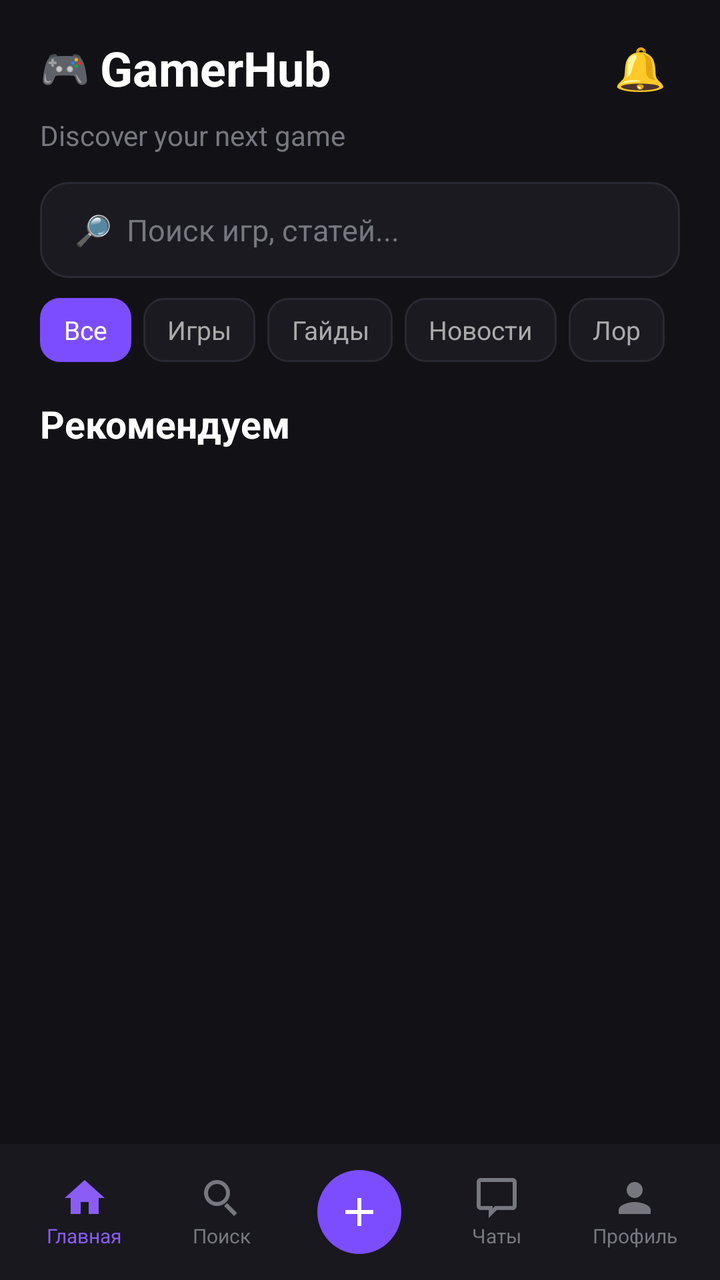
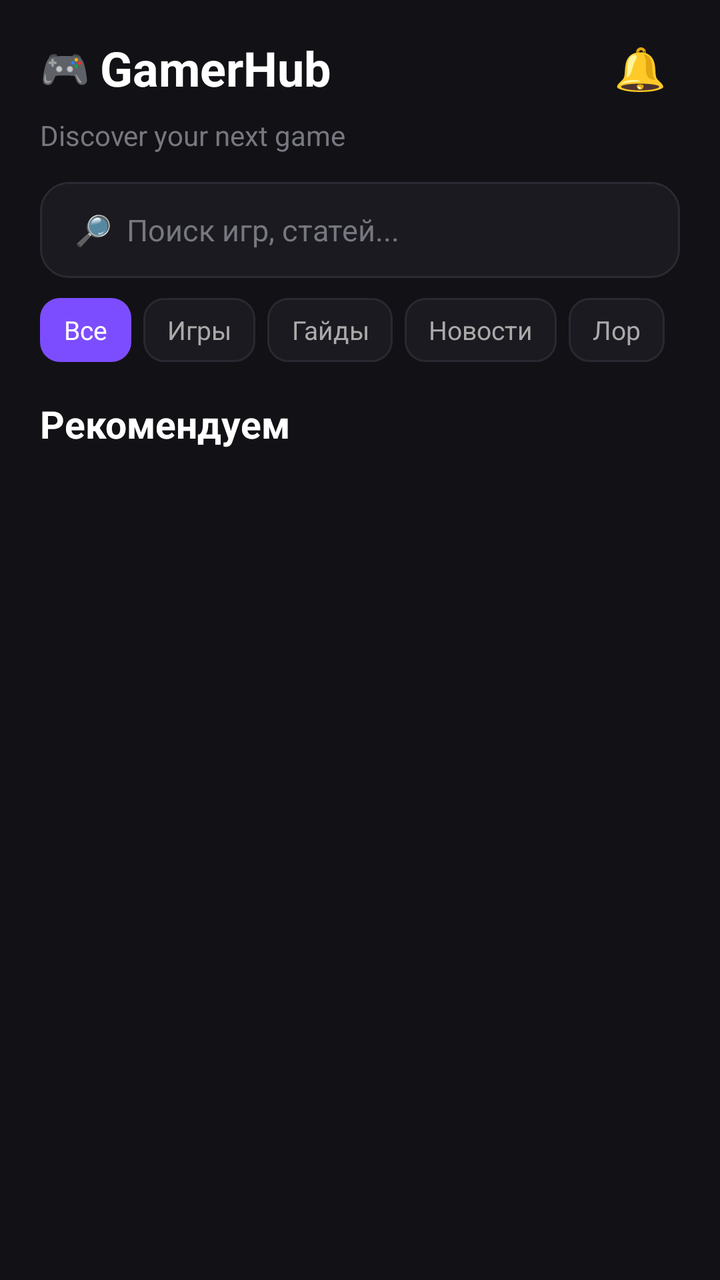

Two renders of the same Android screen: before a commit and after it. Below are the layout's source before the change and the commit's diff.
<!-- AndroidManifest.xml: application theme Theme.GamerHub -->
<!-- res/layout/screen_home.xml -->
<?xml version="1.0" encoding="utf-8"?>
<androidx.constraintlayout.widget.ConstraintLayout xmlns:android="http://schemas.android.com/apk/res/android"
    xmlns:app="http://schemas.android.com/apk/res-auto"
    xmlns:tools="http://schemas.android.com/tools"
    android:id="@+id/main"
    android:layout_width="match_parent"
    android:layout_height="match_parent"
    android:background="#121216"
    tools:context=".MainActivity">

    <LinearLayout
        android:id="@+id/header"
        android:layout_width="0dp"
        android:layout_height="wrap_content"
        android:orientation="vertical"
        android:paddingStart="20dp"
        android:paddingEnd="20dp"
        android:paddingTop="14dp"
        android:paddingBottom="8dp"

        app:layout_constraintTop_toTopOf="parent"
        app:layout_constraintStart_toStartOf="parent"
        app:layout_constraintEnd_toEndOf="parent">

        
        <LinearLayout
            android:layout_width="match_parent"
            android:layout_height="wrap_content"
            android:orientation="horizontal"
            android:gravity="center_vertical">

            <LinearLayout
                android:layout_width="0dp"
                android:layout_height="wrap_content"
                android:layout_weight="1"
                android:orientation="horizontal"
                android:gravity="center_vertical">

                <TextView
                    android:id="@+id/logoGamepad"
                    android:layout_width="wrap_content"
                    android:layout_height="wrap_content"
                    android:text="🎮"
                    android:textSize="20sp" />

                <TextView
                    android:id="@+id/logoText"
                    android:layout_width="wrap_content"
                    android:layout_height="wrap_content"
                    android:layout_marginStart="5dp"
                    android:text="GamerHub"
                    android:textColor="#FFFFFF"
                    android:textSize="24sp"
                    android:textStyle="bold" />

            </LinearLayout>

            <TextView
                android:id="@+id/notifications"
                android:layout_width="40dp"
                android:layout_height="40dp"
                android:gravity="center"
                android:text="🔔"
                android:textSize="21sp" />

        </LinearLayout>

        
        <TextView
            android:layout_width="wrap_content"
            android:layout_height="wrap_content"
            android:layout_marginTop="4dp"
            android:text="Discover your next game"
            android:textColor="#777780"
            android:textSize="14sp" />

        
        <EditText
            android:id="@+id/search"
            android:layout_width="match_parent"
            android:layout_height="48dp"
            android:layout_marginTop="14dp"
            android:background="@drawable/bg_search"
            android:hint="  🔎  Поиск игр, статей..."
            android:textColor="#FFFFFF"
            android:textColorHint="#777780"
            android:textSize="15sp"
            android:singleLine="true"
            android:paddingStart="10dp"
            android:paddingEnd="10dp" />

        <HorizontalScrollView
            android:layout_width="match_parent"
            android:layout_height="wrap_content"
            android:layout_marginTop="10dp"
            android:scrollbars="none">

            <LinearLayout
                android:layout_width="wrap_content"
                android:layout_height="wrap_content"
                android:orientation="horizontal">

                <TextView
                    android:id="@+id/category_all"
                    android:layout_width="wrap_content"
                    android:layout_height="32dp"
                    android:layout_marginEnd="6dp"
                    android:background="@drawable/bg_category_active"
                    android:gravity="center"
                    android:paddingStart="12dp"
                    android:paddingEnd="12dp"
                    android:text="Все"
                    android:textColor="#FFFFFF"
                    android:textSize="13sp" />

                <TextView
                    android:id="@+id/category_games"
                    android:layout_width="wrap_content"
                    android:layout_height="32dp"
                    android:layout_marginEnd="6dp"
                    android:background="@drawable/bg_category"
                    android:gravity="center"
                    android:paddingStart="12dp"
                    android:paddingEnd="12dp"
                    android:text="Игры"
                    android:textColor="#AAAAAA"
                    android:textSize="13sp" />

                <TextView
                    android:id="@+id/category_guides"
                    android:layout_width="wrap_content"
                    android:layout_height="32dp"
                    android:layout_marginEnd="6dp"
                    android:background="@drawable/bg_category"
                    android:gravity="center"
                    android:paddingStart="12dp"
                    android:paddingEnd="12dp"
                    android:text="Гайды"
                    android:textColor="#AAAAAA"
                    android:textSize="13sp" />

                <TextView
                    android:id="@+id/category_news"
                    android:layout_width="wrap_content"
                    android:layout_height="32dp"
                    android:layout_marginEnd="6dp"
                    android:background="@drawable/bg_category"
                    android:gravity="center"
                    android:paddingStart="12dp"
                    android:paddingEnd="12dp"
                    android:text="Новости"
                    android:textColor="#AAAAAA"
                    android:textSize="13sp" />

                <TextView
                    android:id="@+id/category_lore"
                    android:layout_width="wrap_content"
                    android:layout_height="32dp"
                    android:background="@drawable/bg_category"
                    android:gravity="center"
                    android:paddingStart="12dp"
                    android:paddingEnd="12dp"
                    android:text="Лор"
                    android:textColor="#AAAAAA"
                    android:textSize="13sp" />

            </LinearLayout>

        </HorizontalScrollView>

        
        <TextView
            android:layout_width="wrap_content"
            android:layout_height="wrap_content"
            android:layout_marginTop="18dp"
            android:text="Рекомендуем"
            android:textColor="#FFFFFF"
            android:textSize="19sp"
            android:textStyle="bold" />

    </LinearLayout>

    <androidx.recyclerview.widget.RecyclerView
        android:id="@+id/gamesRecyclerView"
        android:layout_width="0dp"
        android:layout_height="0dp"

        app:layout_constraintTop_toBottomOf="@id/header"
        app:layout_constraintBottom_toTopOf="@id/navigation"
        app:layout_constraintStart_toStartOf="parent"
        app:layout_constraintEnd_toEndOf="parent" />



    <LinearLayout
        android:id="@+id/navigation"
        android:layout_width="0dp"
        android:layout_height="68dp"
        android:orientation="horizontal"
        android:gravity="center_vertical"
        android:background="#18181E"
        android:paddingStart="8dp"
        android:paddingEnd="8dp"
        app:layout_constraintBottom_toBottomOf="parent"
        app:layout_constraintStart_toStartOf="parent"
        app:layout_constraintEnd_toEndOf="parent">

        
        <LinearLayout
            android:layout_width="0dp"
            android:layout_height="match_parent"
            android:layout_weight="1"
            android:orientation="vertical"
            android:gravity="center">

            <ImageView
                android:layout_width="24dp"
                android:layout_height="24dp"
                android:src="@drawable/nav_home"
                android:contentDescription="Главная" />

            <TextView
                android:layout_width="wrap_content"
                android:layout_height="wrap_content"
                android:text="Главная"
                android:textColor="#8B5CF6"
                android:textSize="10sp" />

        </LinearLayout>


        
        <LinearLayout
            android:layout_width="0dp"
            android:layout_height="match_parent"
            android:layout_weight="1"
            android:orientation="vertical"
            android:gravity="center">

            <ImageView
                android:layout_width="24dp"
                android:layout_height="24dp"
                android:src="@drawable/nav_search"
                android:contentDescription="Поиск" />

            <TextView
                android:layout_width="wrap_content"
                android:layout_height="wrap_content"
                android:text="Поиск"
                android:textColor="#777780"
                android:textSize="10sp" />

        </LinearLayout>


        
        <LinearLayout
            android:layout_width="0dp"
            android:layout_height="match_parent"
            android:layout_weight="1"
            android:orientation="vertical"
            android:gravity="center">

            <ImageView
                android:layout_width="42dp"
                android:layout_height="42dp"
                android:src="@drawable/nav_add"
                android:padding="9dp"
                android:background="@drawable/bg_create_button"
                android:contentDescription="Создать" />

        </LinearLayout>


        
        <LinearLayout
            android:layout_width="0dp"
            android:layout_height="match_parent"
            android:layout_weight="1"
            android:orientation="vertical"
            android:gravity="center">

            <ImageView
                android:layout_width="24dp"
                android:layout_height="24dp"
                android:src="@drawable/nav_chat"
                android:contentDescription="Чаты" />

            <TextView
                android:layout_width="wrap_content"
                android:layout_height="wrap_content"
                android:text="Чаты"
                android:textColor="#777780"
                android:textSize="10sp" />

        </LinearLayout>


        
        <LinearLayout
            android:layout_width="0dp"
            android:layout_height="match_parent"
            android:layout_weight="1"
            android:orientation="vertical"
            android:gravity="center">

            <ImageView
                android:layout_width="24dp"
                android:layout_height="24dp"
                android:src="@drawable/nav_person"
                android:contentDescription="Профиль" />

            <TextView
                android:layout_width="wrap_content"
                android:layout_height="wrap_content"
                android:text="Профиль"
                android:textColor="#777780"
                android:textSize="10sp" />

        </LinearLayout>

    </LinearLayout>

</androidx.constraintlayout.widget.ConstraintLayout>
<!-- resources referenced by this layout -->
<resources>
  <!-- drawable bg_category (drawable) -->
  <?xml version="1.0" encoding="utf-8"?>
  <shape xmlns:android="http://schemas.android.com/apk/res/android"
      android:shape="rectangle">
  
      <solid android:color="#1A1A20" />
  
      <corners android:radius="10dp" />
  
      <stroke
          android:width="1dp"
          android:color="#292932" />
  
  </shape>
  <!-- drawable bg_category_active (drawable) -->
  <?xml version="1.0" encoding="utf-8"?>
  <shape xmlns:android="http://schemas.android.com/apk/res/android"
      android:shape="rectangle">
  
      <solid android:color="#7C4DFF" />
  
      <corners android:radius="10dp" />
  
  </shape>
  <!-- drawable bg_create_button (drawable) -->
  <?xml version="1.0" encoding="utf-8"?>
  <shape xmlns:android="http://schemas.android.com/apk/res/android"
      android:shape="oval">
  
      <solid android:color="#7C4DFF" />
  
  </shape>
  <!-- drawable bg_search (drawable) -->
  <?xml version="1.0" encoding="utf-8"?>
  <shape xmlns:android="http://schemas.android.com/apk/res/android"
      android:shape="rectangle">
  
      <solid android:color="#1A1A20" />
  
      <corners android:radius="14dp" />
  
      <stroke
          android:width="1dp"
          android:color="#2A2A32" />
  
  </shape>
  <!-- drawable nav_add (drawable) -->
  <?xml version="1.0" encoding="utf-8"?>
  <vector xmlns:android="http://schemas.android.com/apk/res/android"
      android:width="24dp"
      android:height="24dp"
      android:viewportWidth="24"
      android:viewportHeight="24">
  
      <path
          android:fillColor="#FFFFFF"
          android:pathData="M19,13h-6v6h-2v-6H5v-2h6V5h2v6h6v2z" />
  
  </vector>
  <!-- drawable nav_chat (drawable) -->
  <?xml version="1.0" encoding="utf-8"?>
  <vector xmlns:android="http://schemas.android.com/apk/res/android"
      android:width="24dp"
      android:height="24dp"
      android:viewportWidth="24"
      android:viewportHeight="24">
  
      <path
          android:fillColor="#777780"
          android:pathData="M20,2H4C2.9,2 2,2.9 2,4v12c0,1.1 0.9,2 2,2h4v4l4,-4h8c1.1,0 2,-0.9 2,-2V4c0,-1.1 -0.9,-2 -2,-2zM20,16H11.17L10,17.17V16H4V4h16v12z" />
  
  </vector>
  <!-- drawable nav_home (drawable) -->
  <?xml version="1.0" encoding="utf-8"?>
  <vector xmlns:android="http://schemas.android.com/apk/res/android"
      android:width="24dp"
      android:height="24dp"
      android:viewportWidth="24"
      android:viewportHeight="24">
  
      <path
          android:fillColor="#8B5CF6"
          android:pathData="M10,20v-6h4v6h5v-8h3L12,3 2,12h3v8z" />
  
  </vector>
  <!-- drawable nav_person (drawable) -->
  <?xml version="1.0" encoding="utf-8"?>
  <vector xmlns:android="http://schemas.android.com/apk/res/android"
      android:width="24dp"
      android:height="24dp"
      android:viewportWidth="24"
      android:viewportHeight="24">
  
      <path
          android:fillColor="#777780"
          android:pathData="M12,12c2.21,0 4,-1.79 4,-4s-1.79,-4 -4,-4 -4,1.79 -4,4 1.79,4 4,4zM12,14c-2.67,0 -8,1.34 -8,4v2h16v-2c0,-2.66 -5.33,-4 -8,-4z" />
  
  </vector>
  <!-- drawable nav_search (drawable) -->
  <?xml version="1.0" encoding="utf-8"?>
  <vector xmlns:android="http://schemas.android.com/apk/res/android"
      android:width="24dp"
      android:height="24dp"
      android:viewportWidth="24"
      android:viewportHeight="24">
  
      <path
          android:fillColor="#777780"
          android:pathData="M9.5,3a6.5,6.5 0,1 0,0 13,6.5 6.5,0 0,0 0,-13M9.5,5a4.5,4.5 0,1 1,0 9,4.5 4.5,0 0,1 0,-9M14.5,14.5l5,5 -1.5,1.5 -5,-5z" />
  
  </vector>
  <style name="Theme.GamerHub" parent="Base.Theme.GamerHub" />
  <style name="Base.Theme.GamerHub" parent="Theme.Material3.DayNight.NoActionBar">
          
          
      </style>
</resources>

<!-- the commit's change to res/layout/screen_home.xml (unified diff, before → after) -->
@@ -186,139 +186,12 @@
         android:layout_height="0dp"
 
         app:layout_constraintTop_toBottomOf="@id/header"
-        app:layout_constraintBottom_toTopOf="@id/navigation"
+        app:layout_constraintBottom_toBottomOf="parent"
         app:layout_constraintStart_toStartOf="parent"
         app:layout_constraintEnd_toEndOf="parent" />
 
 
 
-    <LinearLayout
-        android:id="@+id/navigation"
-        android:layout_width="0dp"
-        android:layout_height="68dp"
-        android:orientation="horizontal"
-        android:gravity="center_vertical"
-        android:background="#18181E"
-        android:paddingStart="8dp"
-        android:paddingEnd="8dp"
-        app:layout_constraintBottom_toBottomOf="parent"
-        app:layout_constraintStart_toStartOf="parent"
-        app:layout_constraintEnd_toEndOf="parent">
-
-        
-        <LinearLayout
-            android:layout_width="0dp"
-            android:layout_height="match_parent"
-            android:layout_weight="1"
-            android:orientation="vertical"
-            android:gravity="center">
-
-            <ImageView
-                android:layout_width="24dp"
-                android:layout_height="24dp"
-                android:src="@drawable/nav_home"
-                android:contentDescription="Главная" />
-
-            <TextView
-                android:layout_width="wrap_content"
-                android:layout_height="wrap_content"
-                android:text="Главная"
-                android:textColor="#8B5CF6"
-                android:textSize="10sp" />
-
-        </LinearLayout>
 
 
-        
-        <LinearLayout
-            android:layout_width="0dp"
-            android:layout_height="match_parent"
-            android:layout_weight="1"
-            android:orientation="vertical"
-            android:gravity="center">
-
-            <ImageView
-                android:layout_width="24dp"
-                android:layout_height="24dp"
-                android:src="@drawable/nav_search"
-                android:contentDescription="Поиск" />
-
-            <TextView
-                android:layout_width="wrap_content"
-                android:layout_height="wrap_content"
-                android:text="Поиск"
-                android:textColor="#777780"
-                android:textSize="10sp" />
-
-        </LinearLayout>
-
-
-        
-        <LinearLayout
-            android:layout_width="0dp"
-            android:layout_height="match_parent"
-            android:layout_weight="1"
-            android:orientation="vertical"
-            android:gravity="center">
-
-            <ImageView
-                android:layout_width="42dp"
-                android:layout_height="42dp"
-                android:src="@drawable/nav_add"
-                android:padding="9dp"
-                android:background="@drawable/bg_create_button"
-                android:contentDescription="Создать" />
-
-        </LinearLayout>
-
-
-        
-        <LinearLayout
-            android:layout_width="0dp"
-            android:layout_height="match_parent"
-            android:layout_weight="1"
-            android:orientation="vertical"
-            android:gravity="center">
-
-            <ImageView
-                android:layout_width="24dp"
-                android:layout_height="24dp"
-                android:src="@drawable/nav_chat"
-                android:contentDescription="Чаты" />
-
-            <TextView
-                android:layout_width="wrap_content"
-                android:layout_height="wrap_content"
-                android:text="Чаты"
-                android:textColor="#777780"
-                android:textSize="10sp" />
-
-        </LinearLayout>
-
-
-        
-        <LinearLayout
-            android:layout_width="0dp"
-            android:layout_height="match_parent"
-            android:layout_weight="1"
-            android:orientation="vertical"
-            android:gravity="center">
-
-            <ImageView
-                android:layout_width="24dp"
-                android:layout_height="24dp"
-                android:src="@drawable/nav_person"
-                android:contentDescription="Профиль" />
-
-            <TextView
-                android:layout_width="wrap_content"
-                android:layout_height="wrap_content"
-                android:text="Профиль"
-                android:textColor="#777780"
-                android:textSize="10sp" />
-
-        </LinearLayout>
-
-    </LinearLayout>
-
 </androidx.constraintlayout.widget.ConstraintLayout>
<!-- resource entries referenced after the edit -->
@@ -24,14 +24,6 @@
       <corners android:radius="10dp" />
   
   </shape>
-  <!-- drawable bg_create_button (drawable) -->
-  <?xml version="1.0" encoding="utf-8"?>
-  <shape xmlns:android="http://schemas.android.com/apk/res/android"
-      android:shape="oval">
-  
-      <solid android:color="#7C4DFF" />
-  
-  </shape>
   <!-- drawable bg_search (drawable) -->
   <?xml version="1.0" encoding="utf-8"?>
   <shape xmlns:android="http://schemas.android.com/apk/res/android"
@@ -46,71 +38,6 @@
           android:color="#2A2A32" />
   
   </shape>
-  <!-- drawable nav_add (drawable) -->
-  <?xml version="1.0" encoding="utf-8"?>
-  <vector xmlns:android="http://schemas.android.com/apk/res/android"
-      android:width="24dp"
-      android:height="24dp"
-      android:viewportWidth="24"
-      android:viewportHeight="24">
-  
-      <path
-          android:fillColor="#FFFFFF"
-          android:pathData="M19,13h-6v6h-2v-6H5v-2h6V5h2v6h6v2z" />
-  
-  </vector>
-  <!-- drawable nav_chat (drawable) -->
-  <?xml version="1.0" encoding="utf-8"?>
-  <vector xmlns:android="http://schemas.android.com/apk/res/android"
-      android:width="24dp"
-      android:height="24dp"
-      android:viewportWidth="24"
-      android:viewportHeight="24">
-  
-      <path
-          android:fillColor="#777780"
-          android:pathData="M20,2H4C2.9,2 2,2.9 2,4v12c0,1.1 0.9,2 2,2h4v4l4,-4h8c1.1,0 2,-0.9 2,-2V4c0,-1.1 -0.9,-2 -2,-2zM20,16H11.17L10,17.17V16H4V4h16v12z" />
-  
-  </vector>
-  <!-- drawable nav_home (drawable) -->
-  <?xml version="1.0" encoding="utf-8"?>
-  <vector xmlns:android="http://schemas.android.com/apk/res/android"
-      android:width="24dp"
-      android:height="24dp"
-      android:viewportWidth="24"
-      android:viewportHeight="24">
-  
-      <path
-          android:fillColor="#8B5CF6"
-          android:pathData="M10,20v-6h4v6h5v-8h3L12,3 2,12h3v8z" />
-  
-  </vector>
-  <!-- drawable nav_person (drawable) -->
-  <?xml version="1.0" encoding="utf-8"?>
-  <vector xmlns:android="http://schemas.android.com/apk/res/android"
-      android:width="24dp"
-      android:height="24dp"
-      android:viewportWidth="24"
-      android:viewportHeight="24">
-  
-      <path
-          android:fillColor="#777780"
-          android:pathData="M12,12c2.21,0 4,-1.79 4,-4s-1.79,-4 -4,-4 -4,1.79 -4,4 1.79,4 4,4zM12,14c-2.67,0 -8,1.34 -8,4v2h16v-2c0,-2.66 -5.33,-4 -8,-4z" />
-  
-  </vector>
-  <!-- drawable nav_search (drawable) -->
-  <?xml version="1.0" encoding="utf-8"?>
-  <vector xmlns:android="http://schemas.android.com/apk/res/android"
-      android:width="24dp"
-      android:height="24dp"
-      android:viewportWidth="24"
-      android:viewportHeight="24">
-  
-      <path
-          android:fillColor="#777780"
-          android:pathData="M9.5,3a6.5,6.5 0,1 0,0 13,6.5 6.5,0 0,0 0,-13M9.5,5a4.5,4.5 0,1 1,0 9,4.5 4.5,0 0,1 0,-9M14.5,14.5l5,5 -1.5,1.5 -5,-5z" />
-  
-  </vector>
   <style name="Theme.GamerHub" parent="Base.Theme.GamerHub" />
   <style name="Base.Theme.GamerHub" parent="Theme.Material3.DayNight.NoActionBar">
           
